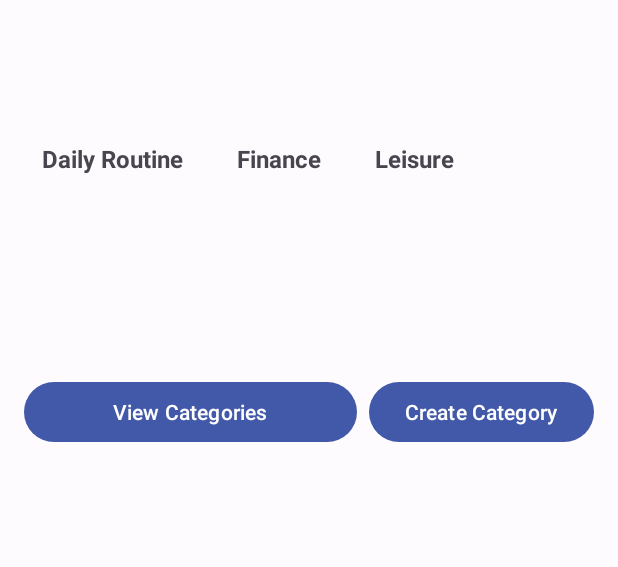
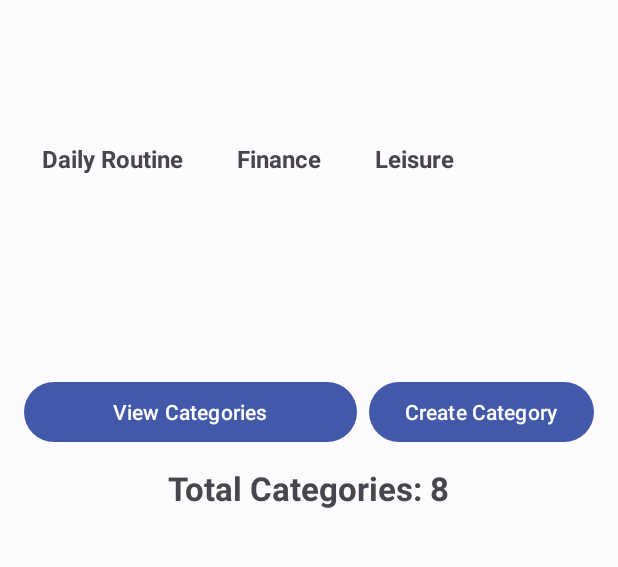
Before and after one commit to droidevs/counter-app, an Android app: the screen it shows after launch (MainActivity), on a phone screen of 412 x 824 dp, the part 566-1133 px from its top. Run offline under Robolectric (Android 15) with nearby library versions, the phone set to English and light mode, and no system bars; our stand-ins replace Room's generated code, navigation-ui; 7 statements that could not run were skipped.

Commit message:
set up total categories count in home page

```diff
--- a/app/src/main/java/io/droidevs/counterapp/data/CategoryDao.kt
+++ b/app/src/main/java/io/droidevs/counterapp/data/CategoryDao.kt
@@ -12,6 +12,9 @@ interface CategoryDao {
     @Query("SELECT * FROM categories ORDER BY counters_count DESC LIMIT :limit")
     fun getTopCategories(limit : Int): Flow<List<CategoryEntity>>
 
+    @Query("SELECT COUNT(*) FROM categories")
+    fun getTotalCategoriesCount() : Flow<Int>
+
     @Query("SELECT * FROM categories")
     fun getAllCategories(): Flow<List<CategoryEntity>>
 
--- a/app/src/main/java/io/droidevs/counterapp/data/CategoryRepositoryImpl.kt
+++ b/app/src/main/java/io/droidevs/counterapp/data/CategoryRepositoryImpl.kt
@@ -16,6 +16,10 @@ class CategoryRepositoryImpl(private val categoryDao: CategoryDao) : CategoryRep
         }
     }
 
+    override fun getTotalCategoriesCount(): Flow<Int> {
+        return categoryDao.getTotalCategoriesCount()
+    }
+
     // Get all categories
     override fun allCategories(): Flow<List<Category>> {
         return categoryDao.getAllCategories().map { list ->
--- a/app/src/main/java/io/droidevs/counterapp/data/fake/FakeCategoryRepository.kt
+++ b/app/src/main/java/io/droidevs/counterapp/data/fake/FakeCategoryRepository.kt
@@ -8,6 +8,7 @@ import io.droidevs.counterapp.domain.model.Category
 import io.droidevs.counterapp.domain.repository.CategoryRepository
 import io.droidevs.counterapp.domain.toDomain
 import io.droidevs.counterapp.domain.toEntity
+import kotlinx.coroutines.flow.flow
 
 class FakeCategoryRepository : CategoryRepository {
 
@@ -36,6 +37,12 @@ class FakeCategoryRepository : CategoryRepository {
         }
     }
 
+    override fun getTotalCategoriesCount(): Flow<Int> {
+        return categoriesFlow.map {
+            it.size
+        }
+    }
+
     override fun allCategories(): Flow<List<Category>> {
         return categoriesFlow
     }
--- a/app/src/main/java/io/droidevs/counterapp/domain/repository/CategoryRepository.kt
+++ b/app/src/main/java/io/droidevs/counterapp/domain/repository/CategoryRepository.kt
@@ -7,6 +7,8 @@ interface CategoryRepository {
 
     fun topCategories(limit: Int): Flow<List<Category>>
 
+    fun getTotalCategoriesCount(): Flow<Int>
+
     fun allCategories(): Flow<List<Category>>
 
     suspend fun createCategory(category: Category)
--- a/app/src/main/java/io/droidevs/counterapp/ui/fragments/HomeFragment.kt
+++ b/app/src/main/java/io/droidevs/counterapp/ui/fragments/HomeFragment.kt
@@ -45,8 +45,6 @@ class HomeFragment : Fragment() {
     var recycler : RecyclerView? = null
     var categoryRecycler : RecyclerView? = null
 
-    var totalCountersText : TextView? = null
-
 
 
     override fun onCreate(savedInstanceState: Bundle?) {
@@ -63,7 +61,6 @@ class HomeFragment : Fragment() {
 
         recycler = binding.recyclerLastCounters
         categoryRecycler = binding.recyclerTopCategories
-        totalCountersText = binding.txtTotalCounters
 
         return binding.root
     }
@@ -73,6 +70,8 @@ class HomeFragment : Fragment() {
         setUpRecyclerView()
         setUpButtons()
 
+        var totalCountersText = binding.txtTotalCounters
+        var totalCategoriesText = binding.txtTotalCategories
 
         lifecycleScope.launch {
             viewModel.countersSnapshots.collect { counters ->
@@ -83,13 +82,18 @@ class HomeFragment : Fragment() {
 
         lifecycleScope.launch {
             viewModel.countersNumber.collect { size ->
-                totalCountersText?.text = "Total Counters: ${size}"
+                totalCountersText.text = "Total Counters: ${size}"
             }
         }
 
         viewLifecycleOwner.lifecycleScope.launch {
             viewModel.categories.collectLatest { categories ->
                 (categoryRecycler?.adapter as HomeCategoryAdapter).submitList(categories)
+            }
+        }
+        lifecycleScope.launch {
+            viewModel.categoriesCount.collectLatest { count ->
+                totalCategoriesText.text = "Total Categories: ${count}"
             }
         }
 
--- a/app/src/main/java/io/droidevs/counterapp/ui/vm/HomeViewModel.kt
+++ b/app/src/main/java/io/droidevs/counterapp/ui/vm/HomeViewModel.kt
@@ -25,6 +25,9 @@ class HomeViewModel(
     val countersNumber = counterRepository.getTotalCounters()
         .onStart { emit(0) }
 
+    val categoriesCount = categoryRepository.getTotalCategoriesCount()
+        .onStart { emit(0) }
+
 
     val categories = categoryRepository.topCategories(3)
         .onStart { emit(emptyList()) }
--- a/app/src/main/res/layout/fragment_home.xml
+++ b/app/src/main/res/layout/fragment_home.xml
@@ -94,6 +94,17 @@
                 android:layout_marginStart="8dp" />
         </LinearLayout>
 
+        <!-- Total categories -->
+        <TextView
+            android:id="@+id/txtTotalCategories"
+            android:layout_width="wrap_content"
+            android:layout_height="wrap_content"
+            android:text="@string/total_counters_0"
+            android:textSize="22sp"
+            android:textStyle="bold"
+            android:layout_gravity="center"
+            android:layout_marginTop="12dp" />
+
     </LinearLayout>
 
 </LinearLayout>
```
